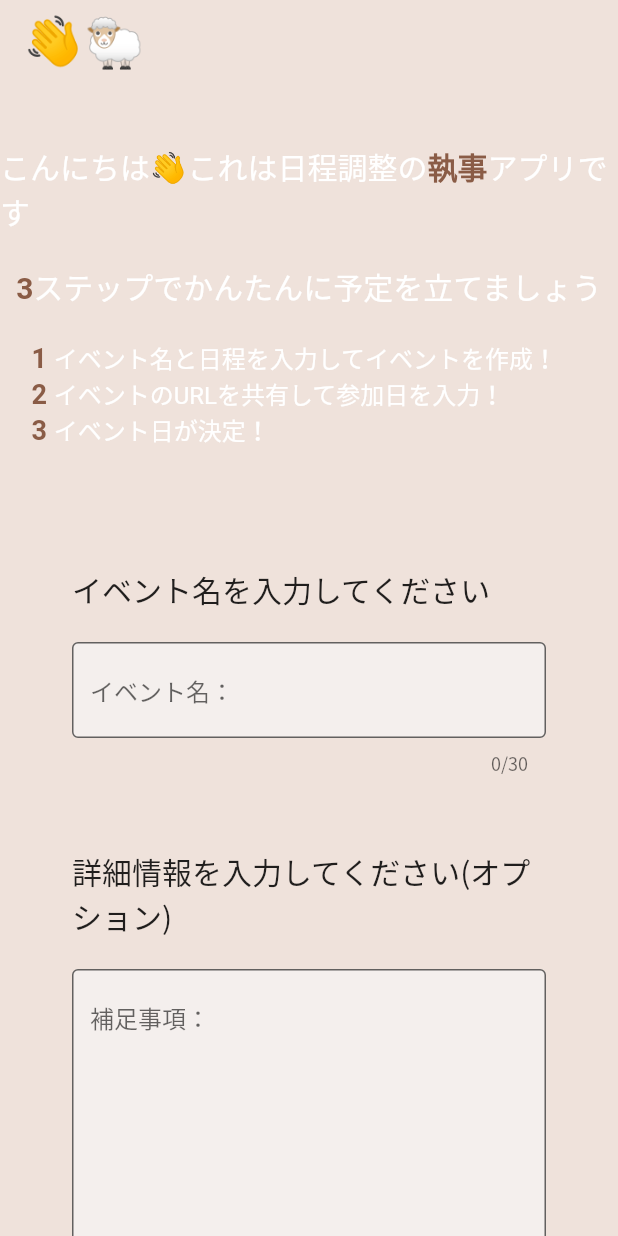
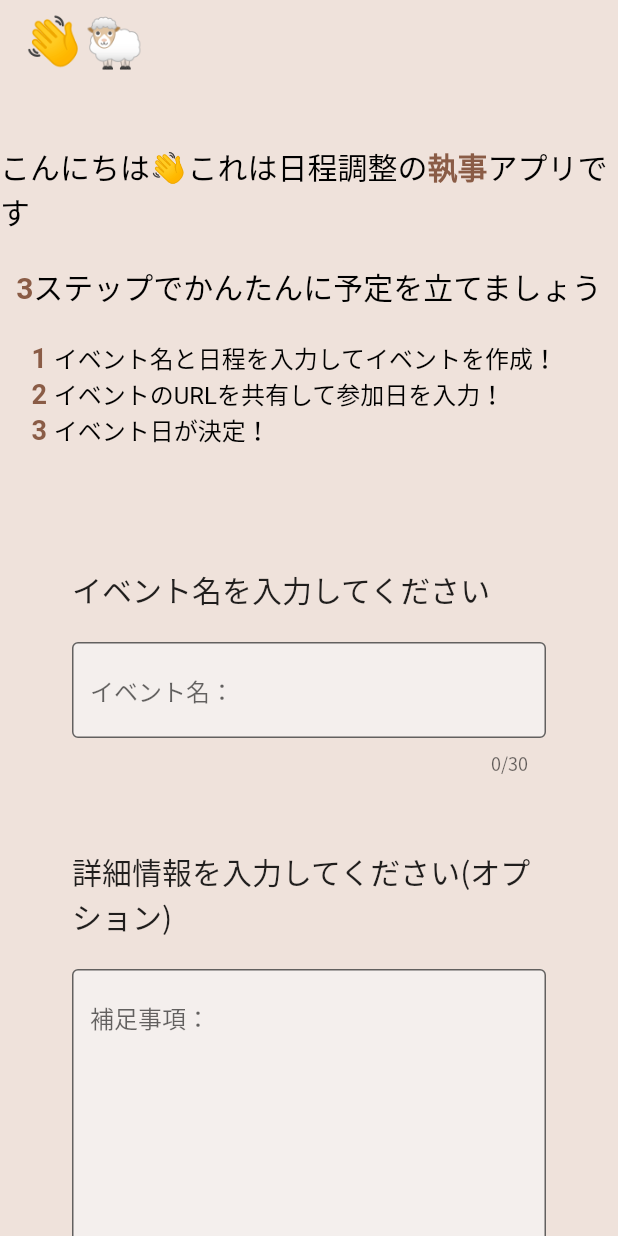
Before and after one commit to gyvm/hi-tsujisan-flutter, a Flutter app: the screen it shows after launch, on a phone screen of 412 x 824 dp. Run offline on Flutter 3.47's test engine with Material 2 defaults, Android fonts, the phone set to English and light mode, and no system bars; our stand-ins replace google_fonts; missing offline and left inert: dart:html, http_retry.

Commit message:
TextSpanのcolorを設定

```diff
--- a/lib/widgets/create_screen/onboarding.dart
+++ b/lib/widgets/create_screen/onboarding.dart
@@ -28,6 +28,7 @@ class Onboarding extends StatelessWidget {
                           text: 'こんにちは👋これは日程調整の',
                           style: TextStyle(
                             fontSize: 20,
+                            color: Colors.black,
                           ),
                         ),
                         TextSpan(
@@ -42,6 +43,7 @@ class Onboarding extends StatelessWidget {
                           text: 'アプリです',
                           style: TextStyle(
                             fontSize: 20,
+                            color: Colors.black,
                           ),
                         ),
                       ],
@@ -64,6 +66,7 @@ class Onboarding extends StatelessWidget {
                           text: 'ステップでかんたんに予定を立てましょう',
                           style: TextStyle(
                             fontSize: 20,
+                            color: Colors.black,
                           ),
                         ),
                       ],
@@ -117,6 +120,7 @@ class OnboardingText extends StatelessWidget {
                 text: text2,
                 style: TextStyle(
                   fontSize: 16,
+                  color: Colors.black,
                 ),
               ),
             ],
--- a/lib/widgets/guest_screen/event_name.dart
+++ b/lib/widgets/guest_screen/event_name.dart
@@ -29,6 +29,7 @@ class EventName extends StatelessWidget {
                 text: 'イベント',
                 style: TextStyle(
                   fontSize: 22,
+                  color: Colors.black,
                 ),
               ),
               TextSpan(
@@ -43,6 +44,7 @@ class EventName extends StatelessWidget {
                 text: 'の予定を入力してください！',
                 style: TextStyle(
                   fontSize: 22,
+                  color: Colors.black,
                 ),
               ),
             ],
```
